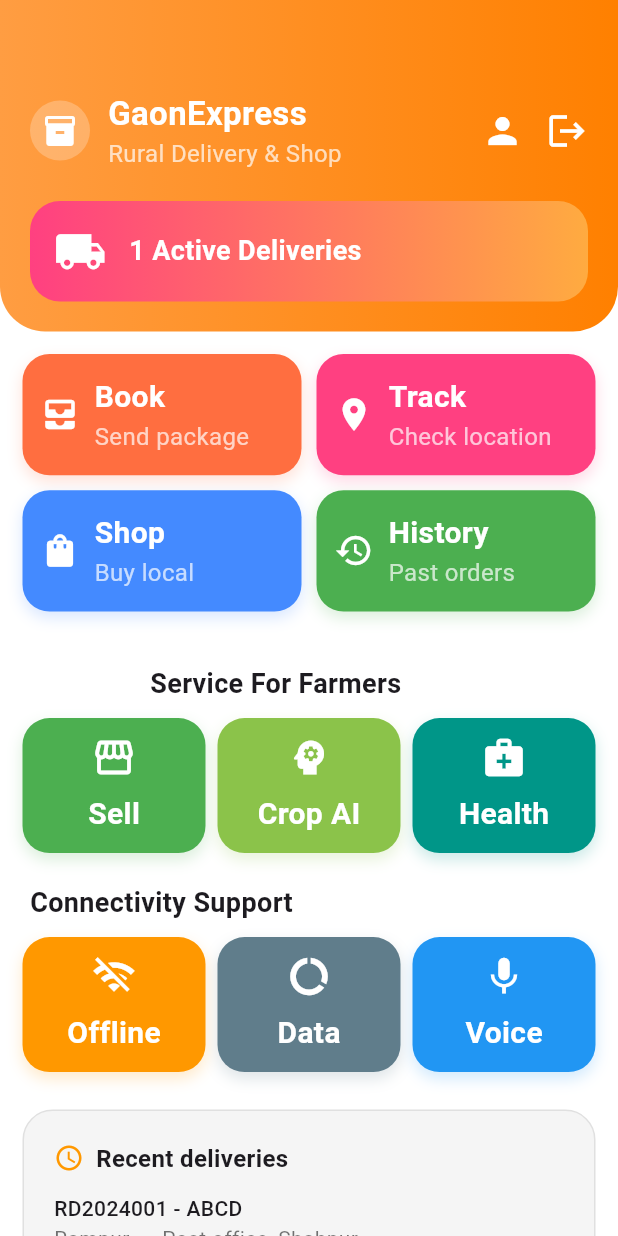
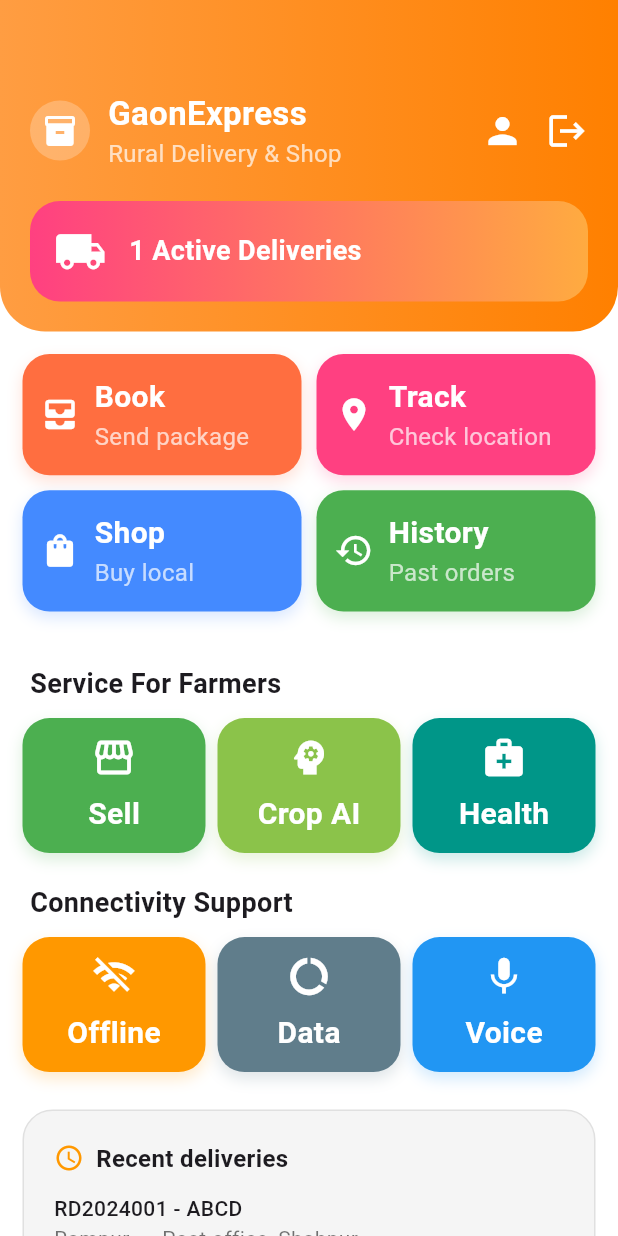
Before and after one commit to DonVaktor1/Flutter, a Flutter app: the HomeScreen screen opened directly, on a phone screen of 412 x 824 dp. Run offline on Flutter 3.47's test engine with Material 3 defaults, Android fonts, the phone set to English and light mode, and no system bars.

Commit message:
додано раутинг

```diff
--- a/lib/screens/home_screen.dart
+++ b/lib/screens/home_screen.dart
@@ -1,4 +1,8 @@
 import 'package:flutter/material.dart';
+import 'package:flutter_application/screens/book_parcel_screen.dart';
+import 'package:flutter_application/screens/track_parcel_screen.dart';
+import 'package:flutter_application/screens/shop_screen.dart';
+import 'package:flutter_application/screens/history_screen.dart';
 
 class HomeScreen extends StatelessWidget {
   const HomeScreen({super.key});
@@ -11,6 +15,7 @@ class HomeScreen extends StatelessWidget {
         child: Column(
           crossAxisAlignment: CrossAxisAlignment.start,
           children: [
+            // Хедер
             Container(
               padding: const EdgeInsets.fromLTRB(20, 60, 20, 20),
               decoration: const BoxDecoration(
@@ -45,6 +50,7 @@ class HomeScreen extends StatelessWidget {
               ]),
             ),
 
+            // Головна сітка кнопок (Book, Track і т.д.)
             Padding(
               padding: const EdgeInsets.all(15),
               child: GridView.count(
@@ -55,28 +61,31 @@ class HomeScreen extends StatelessWidget {
                 crossAxisSpacing: 10,
                 childAspectRatio: 2.3,
                 children: [
-                  _buildButton("Book", "Send package", Colors.deepOrangeAccent, Icons.all_inbox, true),
-                  _buildButton("Track", "Check location", Colors.pinkAccent, Icons.location_on, true),
-                  _buildButton("Shop", "Buy local", Colors.blueAccent, Icons.shopping_bag, true),
-                  _buildButton("History", "Past orders", Colors.green, Icons.history, true),
+                  _buildButton(context, "Book", "Send package", Colors.deepOrangeAccent, Icons.all_inbox, true, const BookParcelScreen()),
+                  _buildButton(context, "Track", "Check location", Colors.pinkAccent, Icons.location_on, true, const TrackParcelScreen()),
+                  _buildButton(context, "Shop", "Buy local", Colors.blueAccent, Icons.shopping_bag, true, const ShopScreen()),
+                  _buildButton(context, "History", "Past orders", Colors.green, Icons.history, true, const HistoryScreen()),
                 ],
               ),
             ),
 
             const Padding(
-              padding: EdgeInsets.fromLTRB(100, 20, 20, 10),
+              padding: EdgeInsets.fromLTRB(20, 20, 20, 10), // Виправив Padding, щоб текст не був посередині
               child: Text("Service For Farmers", style: TextStyle(fontSize: 18, fontWeight: FontWeight.bold)),
             ),
+
+            // Кнопки фермерів (додав context та null)
             Padding(
               padding: const EdgeInsets.symmetric(horizontal: 15),
               child: Row(children: [
-                Expanded(child: _buildButton("Sell", "", Colors.green, Icons.storefront, false)),
+                Expanded(child: _buildButton(context, "Sell", "", Colors.green, Icons.storefront, false, null)),
                 const SizedBox(width: 8),
-                Expanded(child: _buildButton("Crop AI", "", Colors.lightGreen, Icons.psychology, false)),
+                Expanded(child: _buildButton(context, "Crop AI", "", Colors.lightGreen, Icons.psychology, false, null)),
                 const SizedBox(width: 8),
-                Expanded(child: _buildButton("Health", "", Colors.teal, Icons.medical_services, false)),
+                Expanded(child: _buildButton(context, "Health", "", Colors.teal, Icons.medical_services, false, null)),
               ]),
             ),
+
             const Padding(
               padding: EdgeInsets.fromLTRB(20, 20, 20, 10),
               child: Text("Connectivity Support", style: TextStyle(fontSize: 18, fontWeight: FontWeight.bold)),
@@ -84,11 +93,11 @@ class HomeScreen extends StatelessWidget {
             Padding(
               padding: const EdgeInsets.symmetric(horizontal: 15),
               child: Row(children: [
-                Expanded(child: _buildButton("Offline", "", Colors.orange, Icons.wifi_off, false)),
+                Expanded(child: _buildButton(context, "Offline", "", Colors.orange, Icons.wifi_off, false, null)),
                 const SizedBox(width: 8),
-                Expanded(child: _buildButton("Data", "", Colors.blueGrey, Icons.data_usage, false)),
+                Expanded(child: _buildButton(context, "Data", "", Colors.blueGrey, Icons.data_usage, false, null)),
                 const SizedBox(width: 8),
-                Expanded(child: _buildButton("Voice", "", Colors.blue, Icons.mic, false)),
+                Expanded(child: _buildButton(context, "Voice", "", Colors.blue, Icons.mic, false, null)),
               ]),
             ),
             Padding(
@@ -109,8 +118,17 @@ class HomeScreen extends StatelessWidget {
       ),
     );
   }
-  Widget _buildButton(String title, String sub, Color color, IconData icon, bool isWide) {
-    return Container(
+  Widget _buildButton(BuildContext context, String title, String sub, Color color, IconData icon, bool isWide, Widget? targetScreen) {
+    return GestureDetector(
+      onTap: () {
+        if (targetScreen != null) {
+          Navigator.push(
+            context,
+            MaterialPageRoute(builder: (context) => targetScreen),
+          );
+        }
+      },
+      child: Container(
         height: isWide ? null : 90,
         decoration: BoxDecoration(
           color: color,
@@ -132,6 +150,7 @@ class HomeScreen extends StatelessWidget {
               const SizedBox(height: 8),
               Text(title, style: const TextStyle(color: Colors.white, fontWeight: FontWeight.bold, fontSize: 20)),
             ]),
+      ),
     );
   }
 }
```
Also changed, not shown: lib/main.dart (+2 -13 lines), lib/screens/login_screen.dart (+6 -2 lines). Lines whose indentation alone changed are shown as unchanged.
